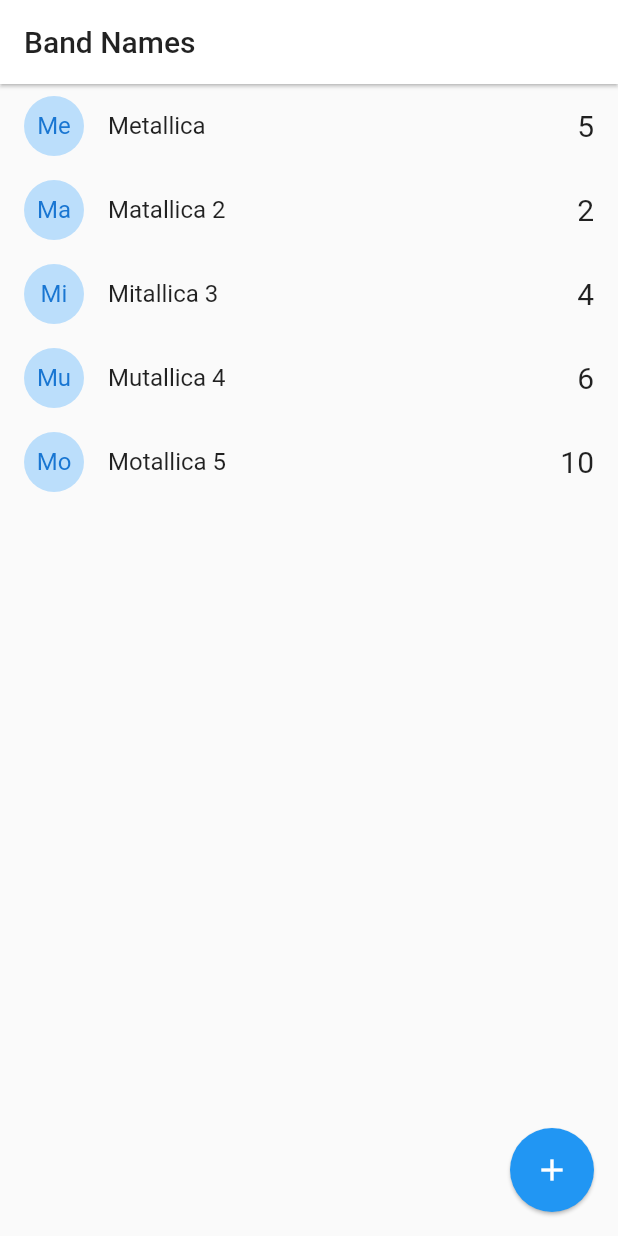
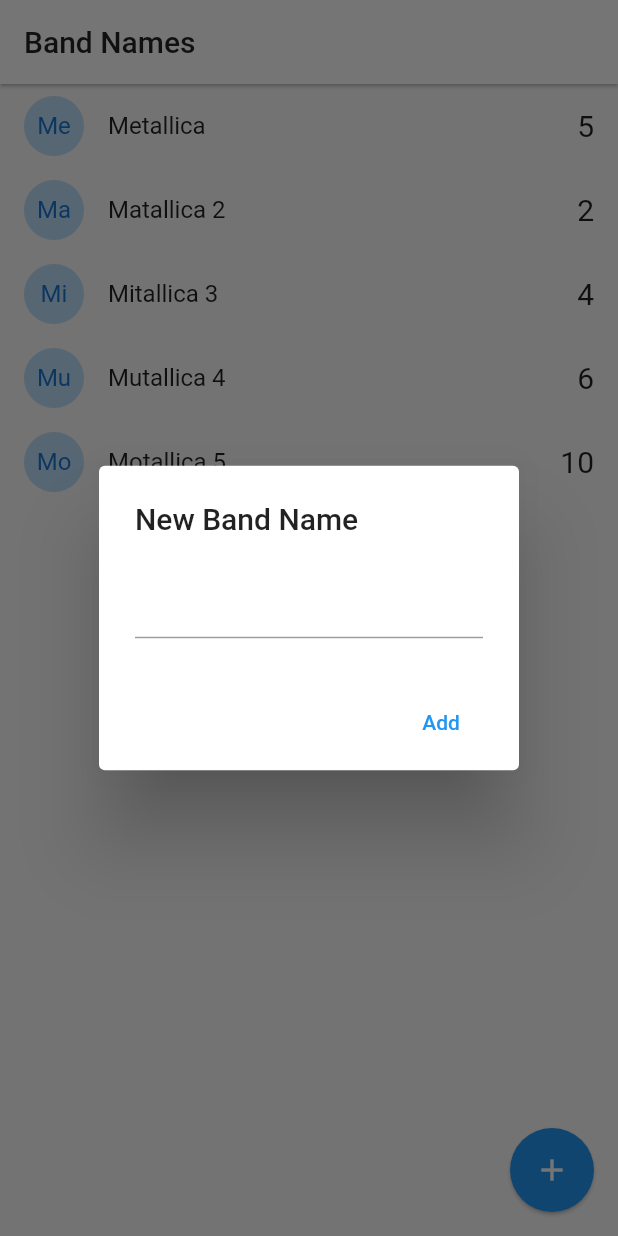
Before and after one commit to cesaroer/FlutterAvanzado, a Flutter app: the screen it shows after launch, after a tap on the "add" icon, on a phone screen of 412 x 824 dp. Run offline on Flutter 3.47's test engine with Material 2 defaults, Android fonts, the phone set to English and light mode, and no system bars.

Commit message:
Added band name by text field

```diff
--- a/band_names/lib/pages/home.dart
+++ b/band_names/lib/pages/home.dart
@@ -1,4 +1,7 @@
+import 'dart:io';
+
 import 'package:band_names/models/band.dart';
+import 'package:flutter/cupertino.dart';
 import 'package:flutter/material.dart';
 
 class HomePage extends StatefulWidget {
@@ -28,7 +31,7 @@
         itemBuilder: (context, index) => bandTile(bands[index]),
       ),
       floatingActionButton: FloatingActionButton(
-        onPressed: () {},
+        onPressed: addNewBand,
         child: Icon(Icons.add),
         elevation: 1,
         highlightElevation: 1,
@@ -50,4 +53,59 @@
       onTap: () {},
     );
   }
+
+  addNewBand() {
+    final textController = TextEditingController();
+
+    if (Platform.isAndroid) {
+      return showDialog(
+        context: context,
+        builder: (context) {
+          return AlertDialog(
+            title: Text("New Band Name"),
+            content: TextField(controller: textController),
+            actions: [
+              MaterialButton(
+                onPressed: () => addBandToList(textController.text),
+                child: Text("Add"),
+                elevation: 5,
+                textColor: Colors.blue,
+              )
+            ],
+          );
+        },
+      );
+    } else {
+      showCupertinoDialog(
+        context: context,
+        builder: (context) {
+          return CupertinoAlertDialog(
+            title: Text("New Band Name"),
+            content: CupertinoTextField(controller: textController),
+            actions: [
+              CupertinoDialogAction(
+                isDefaultAction: true,
+                child: Text("Add"),
+                onPressed: () => addBandToList(textController.text),
+              ),
+              CupertinoDialogAction(
+                isDestructiveAction: true,
+                child: Text("Cancel"),
+                onPressed: () => Navigator.pop(context),
+              ),
+            ],
+          );
+        },
+      );
+    }
+  }
+
+  void addBandToList(String bandName) {
+    if (bandName.length > 1) {
+      bands.add(Band(id: DateTime.now().toString(), name: bandName, votes: 0));
+      setState(() {});
+    }
+
+    Navigator.pop(context);
+  }
 }
```
